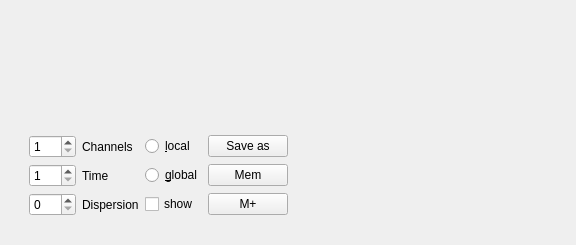
This is src/spectre.ui in vtyulb/BSA-Analytics as Qt 5 draws it before an edit. The edited form follows.
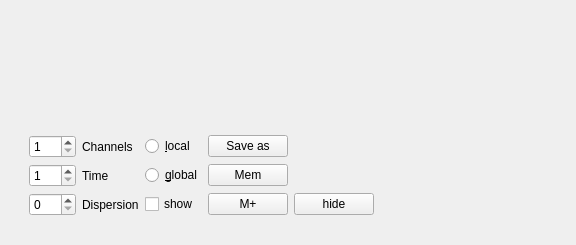
This is the edited form. Custom widgets are drawn as their Qt base class.

Commit message: hide spectre

Patch:
```diff
--- a/src/spectre.ui
+++ b/src/spectre.ui
@@ -144,6 +144,13 @@
            </property>
           </widget>
          </item>
+         <item row="3" column="4">
+          <widget class="QPushButton" name="hideButton">
+           <property name="text">
+            <string>hide</string>
+           </property>
+          </widget>
+         </item>
         </layout>
        </widget>
       </item>
```
The commit also changes 1 other file.
